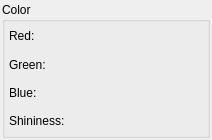
The window that src/Interface/Application/TransferFunctionFeatureWidget.ui (jessdtate/Seg3D) describes before a commit, drawn with Qt 5.
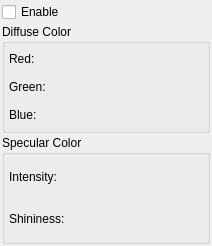
The same window after the commit. Custom widgets are drawn as their Qt base class.

The edit to the form file:
```diff
--- a/src/Interface/Application/TransferFunctionFeatureWidget.ui
+++ b/src/Interface/Application/TransferFunctionFeatureWidget.ui
@@ -7,7 +7,7 @@
     <x>0</x>
     <y>0</y>
     <width>212</width>
-    <height>140</height>
+    <height>246</height>
    </rect>
   </property>
   <property name="windowTitle">
@@ -20,14 +20,21 @@
    <property name="margin">
     <number>2</number>
    </property>
+   <item>
+    <widget class="QCheckBox" name="enable_checkbox_">
+     <property name="text">
+      <string>Enable</string>
+     </property>
+    </widget>
+   </item>
    <item>
     <widget class="QGroupBox" name="color_groupbox_">
      <property name="title">
-      <string>Color</string>
+      <string>Diffuse Color</string>
      </property>
      <layout class="QVBoxLayout" name="verticalLayout_2">
       <property name="spacing">
-       <number>4</number>
+       <number>2</number>
       </property>
       <property name="leftMargin">
        <number>4</number>
@@ -36,7 +43,7 @@
        <number>2</number>
       </property>
       <property name="rightMargin">
-       <number>4</number>
+       <number>2</number>
       </property>
       <property name="bottomMargin">
        <number>2</number>
@@ -53,13 +60,13 @@
           </property>
           <property name="minimumSize">
            <size>
-            <width>60</width>
+            <width>55</width>
             <height>0</height>
            </size>
           </property>
           <property name="maximumSize">
            <size>
-            <width>60</width>
+            <width>55</width>
             <height>16777215</height>
            </size>
           </property>
@@ -69,7 +76,7 @@
          </widget>
         </item>
         <item>
-         <widget class="QtUtils::QtSliderIntCombo" name="red_color_slider_" native="true"/>
+         <widget class="QtUtils::QtSliderIntCombo" name="diffuse_red_slider_" native="true"/>
         </item>
        </layout>
       </item>
@@ -85,13 +92,13 @@
           </property>
           <property name="minimumSize">
            <size>
-            <width>60</width>
+            <width>55</width>
             <height>0</height>
            </size>
           </property>
           <property name="maximumSize">
            <size>
-            <width>60</width>
+            <width>55</width>
             <height>16777215</height>
            </size>
           </property>
@@ -117,13 +124,13 @@
           </property>
           <property name="minimumSize">
            <size>
-            <width>60</width>
+            <width>55</width>
             <height>0</height>
            </size>
           </property>
           <property name="maximumSize">
            <size>
-            <width>60</width>
+            <width>55</width>
             <height>16777215</height>
            </size>
           </property>
@@ -133,7 +140,63 @@
          </widget>
         </item>
         <item>
-         <widget class="QtUtils::QtSliderIntCombo" name="blue_color_slider_" native="true"/>
+         <widget class="QtUtils::QtSliderIntCombo" name="diffuse_blue_slider_" native="true"/>
+        </item>
+       </layout>
+      </item>
+     </layout>
+    </widget>
+   </item>
+      <item>
+    <widget class="QGroupBox" name="groupBox">
+     <property name="title">
+      <string>Specular Color</string>
+     </property>
+     <layout class="QVBoxLayout" name="verticalLayout_3">
+      <property name="spacing">
+       <number>2</number>
+      </property>
+      <property name="leftMargin">
+       <number>4</number>
+      </property>
+      <property name="topMargin">
+       <number>2</number>
+      </property>
+      <property name="rightMargin">
+       <number>2</number>
+      </property>
+      <property name="bottomMargin">
+       <number>2</number>
+      </property>
+      <item>
+       <layout class="QHBoxLayout" name="horizontalLayout_7">
+        <item>
+         <widget class="QLabel" name="label_7">
+          <property name="sizePolicy">
+           <sizepolicy hsizetype="Fixed" vsizetype="Preferred">
+            <horstretch>0</horstretch>
+            <verstretch>0</verstretch>
+           </sizepolicy>
+          </property>
+          <property name="minimumSize">
+           <size>
+            <width>55</width>
+            <height>0</height>
+           </size>
+          </property>
+          <property name="maximumSize">
+           <size>
+            <width>55</width>
+            <height>16777215</height>
+           </size>
+          </property>
+          <property name="text">
+           <string>Intensity:</string>
+          </property>
+         </widget>
+        </item>
+        <item>
+         <widget class="QtUtils::QtSliderDoubleCombo" name="specular_intensity_slider_" native="true"/>
         </item>
        </layout>
       </item>
@@ -149,13 +212,13 @@
           </property>
           <property name="minimumSize">
            <size>
-            <width>60</width>
+            <width>55</width>
             <height>0</height>
            </size>
           </property>
           <property name="maximumSize">
            <size>
-            <width>60</width>
+            <width>55</width>
             <height>16777215</height>
            </size>
           </property>
@@ -175,6 +238,12 @@
   </layout>
  </widget>
  <customwidgets>
+  <customwidget>
+   <class>QtUtils::QtSliderDoubleCombo</class>
+   <extends>QWidget</extends>
+   <header location="global">QtUtils/Widgets/QtSliderDoubleCombo.h</header>
+   <container>1</container>
+  </customwidget>
   <customwidget>
    <class>QtUtils::QtSliderIntCombo</class>
    <extends>QWidget</extends>
```
Left out of the diff: 2 changed lines with no effect on the pictures.
